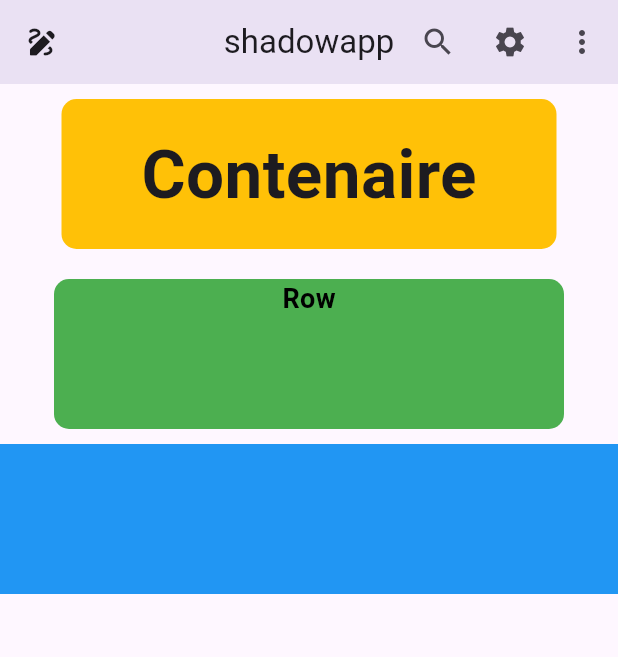
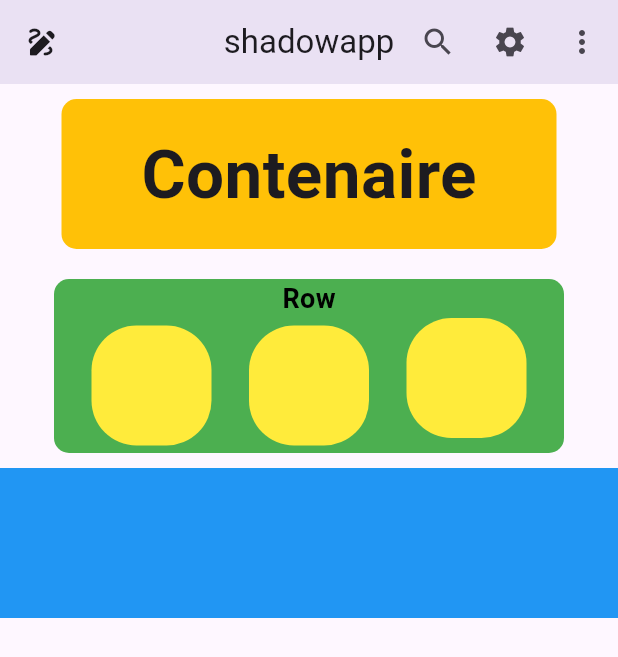
Before and after one commit to Shadow8021/flutter_learn, a Flutter app: the screen it shows after launch, on a phone screen of 412 x 824 dp. Shown: the top 657 px of the screen. Run offline on Flutter 3.47's test engine with Material 3 defaults, Android fonts, the phone set to English and light mode, and no system bars.

Commit message:
container widget

```diff
--- a/lib/pages/home.dart
+++ b/lib/pages/home.dart
@@ -34,7 +34,6 @@ class Homepage extends StatelessWidget {
             ),
           ),
           Container(
-            height: 100,
             width: 340,
             margin: EdgeInsets.all(10),
             decoration: BoxDecoration(
@@ -51,6 +50,37 @@ class Homepage extends StatelessWidget {
                     color: Colors.black,
                   ),
                 ),
+                Row(
+                  mainAxisAlignment: MainAxisAlignment.spaceEvenly,
+                  children: [
+                    Container(
+                      height: 80,
+                      width: 80,
+                      decoration: BoxDecoration(
+                        color: Colors.yellow,
+                        borderRadius: BorderRadius.all(Radius.circular(30)),
+                      ),
+                    ),
+                    Container(
+                      height: 80,
+                      width: 80,
+
+                      decoration: BoxDecoration(
+                        color: Colors.yellow,
+                        borderRadius: BorderRadius.all(Radius.circular(30)),
+                      ),
+                    ),
+                    Container(
+                      height: 80,
+                      width: 80,
+                      margin: EdgeInsets.only(bottom: 10),
+                      decoration: BoxDecoration(
+                        color: Colors.yellow,
+                        borderRadius: BorderRadius.all(Radius.circular(30)),
+                      ),
+                    ),
+                  ],
+                ),
               ],
             ),
           ),
```
